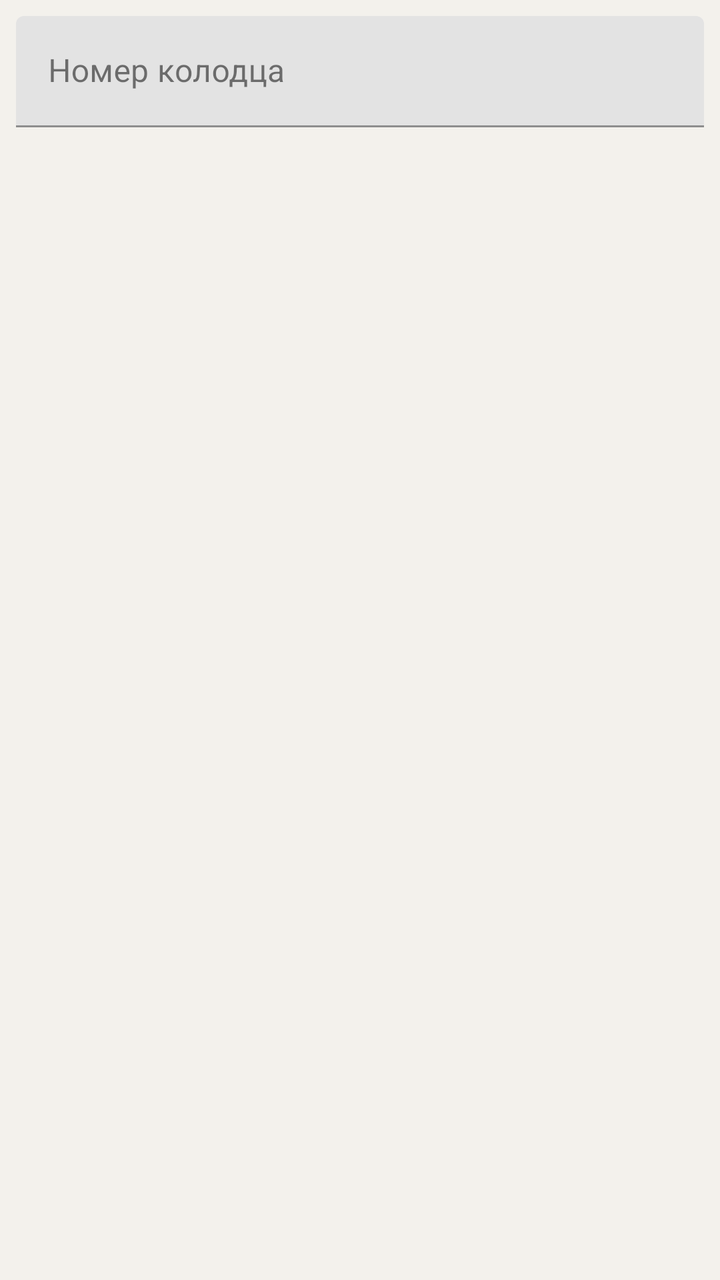
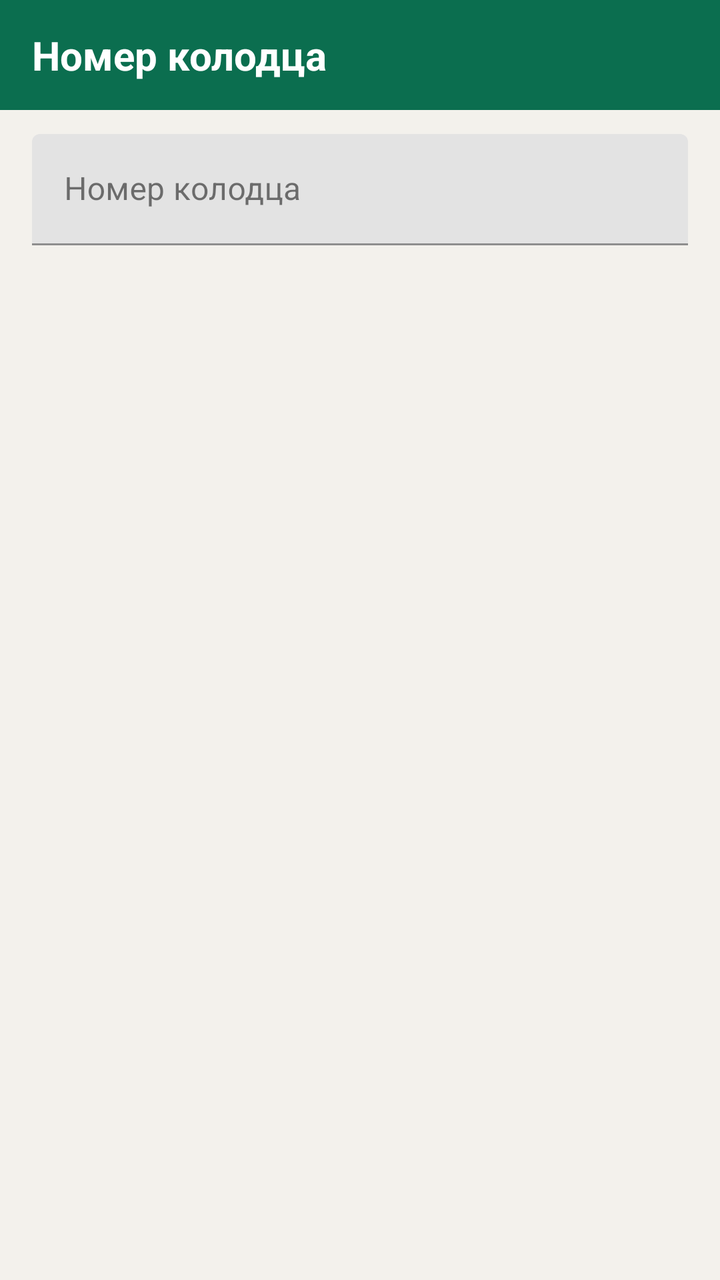

The first picture is an Android layout as it rendered before a commit; the second is the same layout after the commit. The layout source and the unified diff follow.
<!-- AndroidManifest.xml: application theme Theme.Insta360X5 -->
<!-- res/layout/dialog_well_number.xml -->
<?xml version="1.0" encoding="utf-8"?>
<LinearLayout xmlns:android="http://schemas.android.com/apk/res/android"
    android:layout_width="match_parent"
    android:layout_height="wrap_content"
    android:orientation="vertical"
    android:padding="8dp">

    <com.google.android.material.textfield.TextInputLayout
        android:layout_width="match_parent"
        android:layout_height="wrap_content"
        android:hint="@string/well_number">
        <com.google.android.material.textfield.TextInputEditText
            android:id="@+id/inputWellNumber"
            android:layout_width="match_parent"
            android:layout_height="wrap_content"
            android:inputType="text"
            android:maxLines="1"
            android:textColor="@color/text_primary" />
    </com.google.android.material.textfield.TextInputLayout>
</LinearLayout>
<!-- resources referenced by this layout -->
<resources>
  <color name="text_primary">#FF1A1A1A</color>
  <string name="well_number">Номер колодца</string>
  <style name="Theme.Insta360X5" parent="Theme.MaterialComponents.Light.DarkActionBar">
          <item name="colorPrimary">@color/accent</item>
          <item name="colorPrimaryDark">@color/accent_dark</item>
          <item name="colorPrimaryVariant">@color/accent_dark</item>
          <item name="colorSecondary">@color/accent</item>
          <item name="colorAccent">@color/accent</item>
          <item name="colorOnPrimary">@color/white</item>
          <item name="colorSurface">@color/surface</item>
          <item name="colorOnSurface">@color/text_primary</item>
          <item name="android:colorBackground">@color/bg</item>
          <item name="android:windowBackground">@color/bg</item>
          <item name="android:statusBarColor">@color/accent_dark</item>
          <item name="android:textColorPrimary">@color/text_primary</item>
          <item name="android:textColorSecondary">@color/text_secondary</item>
          <item name="android:textColor">@color/text_primary</item>
          <item name="android:textColorHint">@color/text_secondary</item>
          <item name="colorControlNormal">@color/text_secondary</item>
          <item name="colorControlActivated">@color/accent</item>
          <item name="actionBarTheme">@style/ThemeOverlay.Insta360X5.ActionBar</item>
          <item name="materialButtonOutlinedStyle">@style/Widget.Insta360X5.Button.Outlined</item>
          <item name="materialButtonStyle">@style/Widget.Insta360X5.Button</item>
      </style>
  <color name="accent">#FF0B6E4F</color>
  <color name="accent_dark">#FF084C37</color>
  <color name="white">#FFFFFFFF</color>
  <color name="surface">#FFFFFFFF</color>
  <color name="bg">#FFF3F1EC</color>
  <color name="text_secondary">#FF4A4A4A</color>
  <style name="ThemeOverlay.Insta360X5.ActionBar" parent="ThemeOverlay.MaterialComponents.Dark.ActionBar">
          <item name="android:textColorPrimary">@color/white</item>
          <item name="colorControlNormal">@color/white</item>
      </style>
  <style name="Widget.Insta360X5.Button.Outlined" parent="Widget.MaterialComponents.Button.OutlinedButton">
          <item name="android:textColor">@color/accent</item>
          <item name="strokeColor">@color/accent</item>
          <item name="rippleColor">@color/accent</item>
      </style>
  <style name="Widget.Insta360X5.Button" parent="Widget.MaterialComponents.Button">
          <item name="android:textColor">@color/white</item>
          <item name="backgroundTint">@color/accent</item>
      </style>
</resources>

<!-- the commit's change to res/layout/dialog_well_number.xml (unified diff, before → after) -->
@@ -2,12 +2,27 @@
 <LinearLayout xmlns:android="http://schemas.android.com/apk/res/android"
     android:layout_width="match_parent"
     android:layout_height="wrap_content"
-    android:orientation="vertical"
-    android:padding="8dp">
+    android:orientation="vertical">
+
+    <TextView
+        android:id="@+id/wellNumberTitle"
+        android:layout_width="match_parent"
+        android:layout_height="wrap_content"
+        android:background="@color/accent"
+        android:gravity="center_vertical"
+        android:paddingHorizontal="16dp"
+        android:paddingVertical="14dp"
+        android:text="@string/well_number"
+        android:textColor="@color/white"
+        android:textSize="20sp"
+        android:textStyle="bold" />
 
     <com.google.android.material.textfield.TextInputLayout
         android:layout_width="match_parent"
         android:layout_height="wrap_content"
+        android:paddingHorizontal="16dp"
+        android:paddingTop="12dp"
+        android:paddingBottom="8dp"
         android:hint="@string/well_number">
         <com.google.android.material.textfield.TextInputEditText
             android:id="@+id/inputWellNumber"
